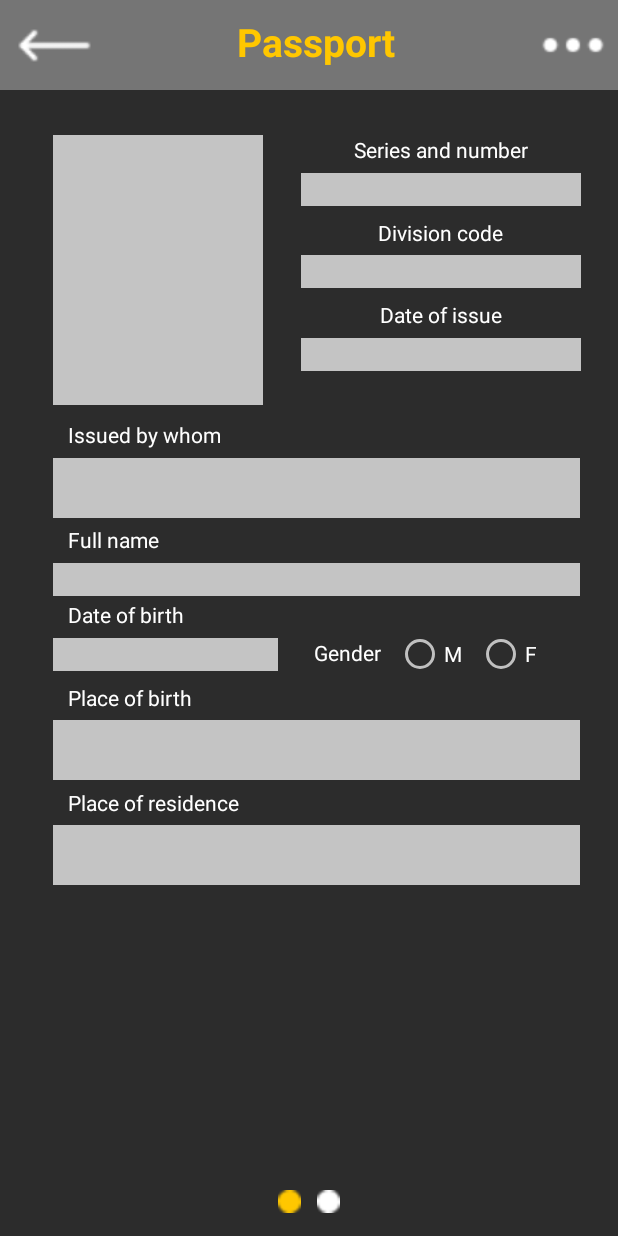
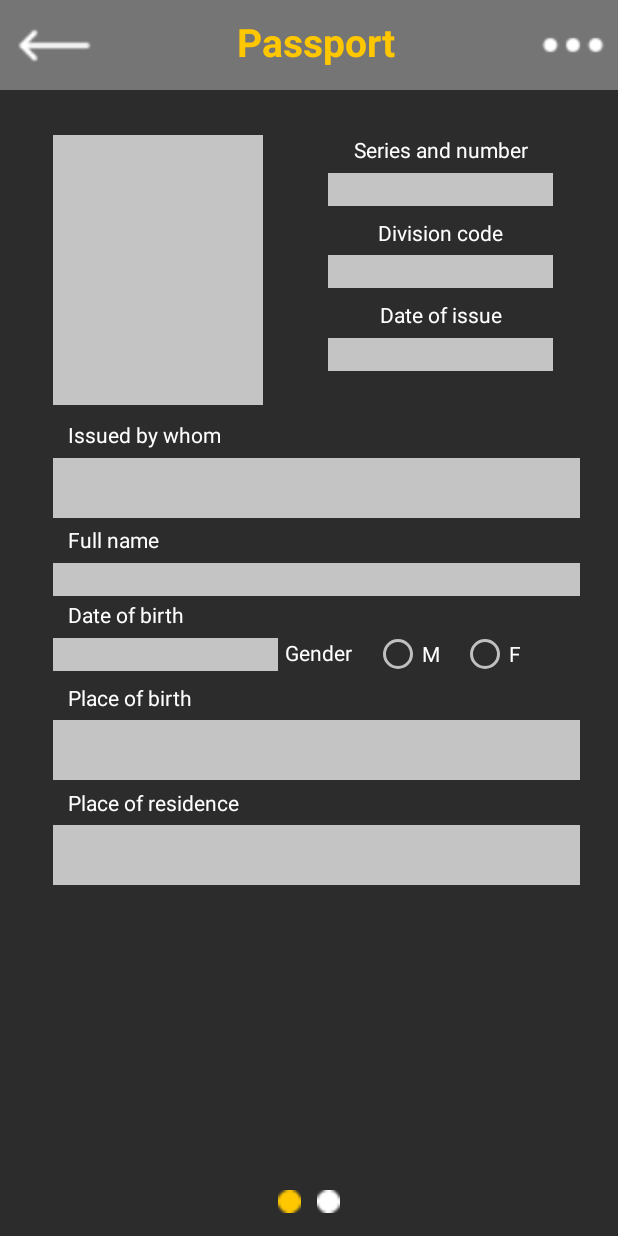
Before and after one commit to ramildevm/MyDocsApp, an Android app: the MainPassportPatternActivity screen opened directly, with no data from a screen before it, on a phone screen of 412 x 824 dp. Run offline under Robolectric (Android 15) with nearby library versions, the phone set to English and light mode, and no system bars.

Commit message:
Изменение качества фото и доработка окон

```diff
--- a/app/src/main/res/layout/activity_account.xml
+++ b/app/src/main/res/layout/activity_account.xml
@@ -205,10 +205,10 @@
             android:layout_alignParentStart="true"
             android:layout_alignParentBottom="true"
             android:layout_marginStart="5dp"
-            android:onClick="goSettingsClick"
             android:layout_marginTop="5dp"
             android:layout_marginEnd="5dp"
             android:layout_marginBottom="5dp"
+            android:onClick="goSettingsClick"
             android:src="@drawable/settings" />
 
         <TextView
@@ -231,10 +231,10 @@
             android:id="@+id/change_topic_image"
             android:layout_width="50dp"
             android:layout_height="50dp"
+            android:layout_alignParentEnd="true"
+            android:layout_alignParentBottom="true"
             android:layout_marginEnd="5dp"
             android:layout_marginBottom="5dp"
-            android:layout_alignParentEnd="true"
-            android:layout_alignParentBottom="true"
             android:src="@drawable/moon_symbol" />
     </RelativeLayout>
 
--- a/app/src/main/res/layout/activity_inn_pattern.xml
+++ b/app/src/main/res/layout/activity_inn_pattern.xml
@@ -90,7 +90,7 @@
 
         <EditText
             android:id="@+id/editTextDateBirth"
-            android:layout_width="wrap_content"
+            android:layout_width="150dp"
             android:layout_height="wrap_content"
             android:background="#C4C4C4"
             android:ems="10"
@@ -115,7 +115,7 @@
 
         <EditText
             android:id="@+id/editTextDateRegistrationINN"
-            android:layout_width="wrap_content"
+            android:layout_width="150dp"
             android:layout_height="wrap_content"
             android:background="#C4C4C4"
             android:ems="10"
--- a/app/src/main/res/layout/activity_main_passport_pattern.xml
+++ b/app/src/main/res/layout/activity_main_passport_pattern.xml
@@ -90,7 +90,7 @@
 
         <EditText
             android:id="@+id/editTextSeriesNUmber"
-            android:layout_width="wrap_content"
+            android:layout_width="150dp"
             android:layout_height="wrap_content"
             android:background="#C4C4C4"
             android:ems="10"
@@ -115,7 +115,7 @@
 
         <EditText
             android:id="@+id/editTextDivisionCode"
-            android:layout_width="wrap_content"
+            android:layout_width="150dp"
             android:layout_height="wrap_content"
             android:background="#C4C4C4"
             android:ems="10"
@@ -140,7 +140,7 @@
 
         <EditText
             android:id="@+id/editTextDateIssue"
-            android:layout_width="wrap_content"
+            android:layout_width="150dp"
             android:layout_height="wrap_content"
             android:background="#C4C4C4"
             android:ems="10"
@@ -223,7 +223,6 @@
             android:ems="10"
             android:layout_marginTop="365dp"
             android:layout_marginLeft="35dp"
-            android:layout_marginRight="25dp"
             android:textColor="#000"
             android:textSize="16dp"
             app:layout_constraintStart_toStartOf="parent"
@@ -234,7 +233,6 @@
             android:layout_width="wrap_content"
             android:layout_height="wrap_content"
             android:layout_marginTop="365dp"
-            android:layout_marginLeft="30dp"
             android:text="Gender"
             android:textColor="@color/white"
             android:textSize="14dp"
```
Also changed, not shown: app/src/main/res/layout/activity_policy_pattern.xml (+3 -4 lines), app/src/main/res/drawable/about_app.png, app/src/main/res/drawable/admin_settings_male.png, app/src/main/res/drawable/backup_restore.png, app/src/main/res/drawable/cloud_sync.png, app/src/main/res/drawable/data_memory.png, app/src/main/res/drawable/design_settings.png, app/src/main/res/drawable/help.png, app/src/main/res/drawable/hidden_file.png, app/src/main/res/drawable/language.png, app/src/main/res/drawable/moon_symbol.png, app/src/main/res/drawable/my_templates.png, app/src/main/res/drawable/premium.png, app/src/main/res/drawable/privacy_policy.png, 3 more files.
